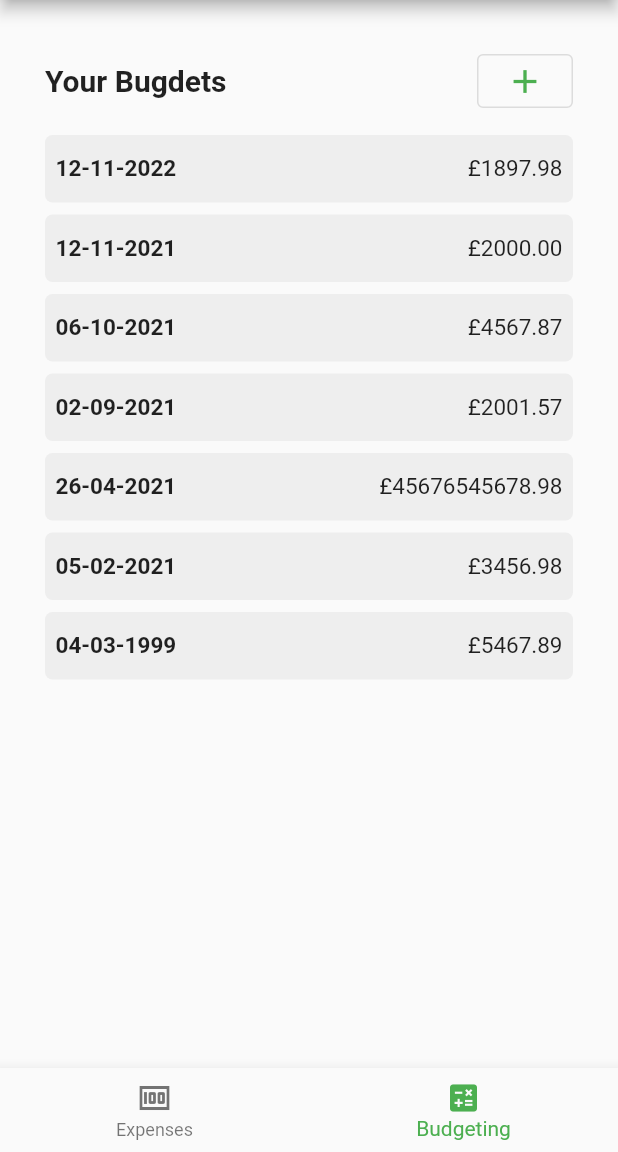
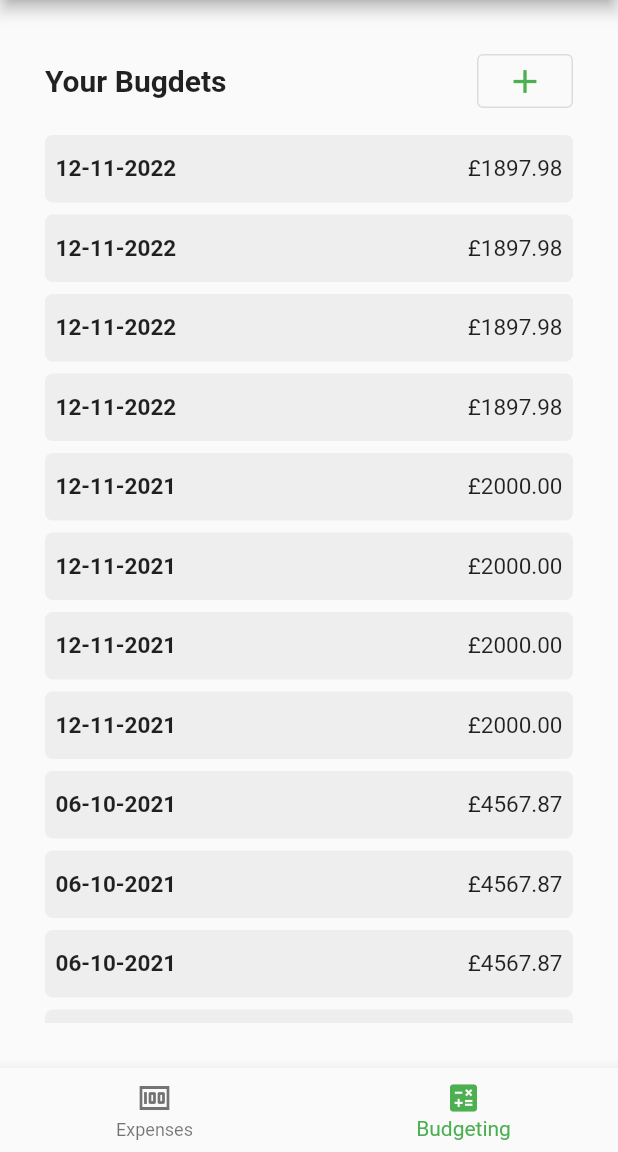
Before and after one commit to lew148/finance_app, a Flutter app: the screen it shows after launch, item 2 of the bottom bar chosen, on a phone screen of 412 x 824 dp, the part 84-1236 px from its top. Run offline on Flutter 3.47's test engine with Material 2 defaults, Android fonts, the phone set to English and light mode, and no system bars; our stand-ins replace get, sqflite; accounts and stored records are empty.

Commit message:
made expenses and budgets scrollable

```diff
--- a/lib/pages/budgeting/budgeting.dart
+++ b/lib/pages/budgeting/budgeting.dart
@@ -19,7 +19,8 @@ class _BudgetingState extends State<Budgeting> {
     await db.openDb();
 
     for (var e in await db.getBudgetEvents()) {
-      budgetEvents.add(BudgetEventDisplay(budgetEvent: e, reloadState: reloadState));
+      budgetEvents
+          .add(BudgetEventDisplay(budgetEvent: e, reloadState: reloadState));
     }
 
     return budgetEvents;
@@ -48,17 +49,18 @@ class _BudgetingState extends State<Budgeting> {
               style: TextStyle(fontWeight: FontWeight.bold, fontSize: 20.0),
             ),
             OutlinedButton(
-                onPressed: () => {},
-                child: const Icon(Icons.add, size: 26.0))
+                onPressed: () => {}, child: const Icon(Icons.add, size: 26.0))
           ]),
           padding: const EdgeInsets.fromLTRB(0, 0, 0, 8.0)),
-          FutureBuilder<List<Widget>>(
+      FutureBuilder<List<Widget>>(
           future: _budgetEvents,
           builder:
               (BuildContext context, AsyncSnapshot<List<Widget>> snapshot) {
             if (snapshot.hasData) {
               if (snapshot.data!.isNotEmpty) {
-                return Column(children: snapshot.data!);
+                return Expanded(
+                    child: SingleChildScrollView(
+                        child: Column(children: snapshot.data!)));
               }
             }
 
--- a/lib/pages/expenses/expenses.dart
+++ b/lib/pages/expenses/expenses.dart
@@ -75,7 +75,9 @@ class _ExpensesState extends State<Expenses> {
               (BuildContext context, AsyncSnapshot<List<Widget>> snapshot) {
             if (snapshot.hasData) {
               if (snapshot.data!.isNotEmpty) {
-                return Column(children: snapshot.data!);
+                return Expanded(
+                    child: SingleChildScrollView(
+                        child: Column(children: snapshot.data!)));
               }
             }
 
--- a/lib/test_data.dart
+++ b/lib/test_data.dart
@@ -10,6 +10,27 @@ class TestData {
       BudgetEvent(id: 4, income: 3456.98, date: DateTime(2021, 2, 5), expensesTotal: 404.76),
       BudgetEvent(id: 5, income: 2001.57, date: DateTime(2021, 9, 2), expensesTotal: 404.76),
       BudgetEvent(id: 6, income: 5467.89, date: DateTime(1999, 3, 4), expensesTotal: 404.76),
+      BudgetEvent(id: 0, income: 2000, date: DateTime(2021, 11, 12), expensesTotal: 404.76),
+      BudgetEvent(id: 1, income: 1897.98, date: DateTime(2022, 11, 12), expensesTotal: 404.76),
+      BudgetEvent(id: 2, income: 4567.87, date: DateTime(2021, 10, 6), expensesTotal: 404.76),
+      BudgetEvent(id: 3, income: 45676545678.98, date: DateTime(2021, 4, 26), expensesTotal: 404.76),
+      BudgetEvent(id: 4, income: 3456.98, date: DateTime(2021, 2, 5), expensesTotal: 404.76),
+      BudgetEvent(id: 5, income: 2001.57, date: DateTime(2021, 9, 2), expensesTotal: 404.76),
+      BudgetEvent(id: 6, income: 5467.89, date: DateTime(1999, 3, 4), expensesTotal: 404.76),
+      BudgetEvent(id: 0, income: 2000, date: DateTime(2021, 11, 12), expensesTotal: 404.76),
+      BudgetEvent(id: 1, income: 1897.98, date: DateTime(2022, 11, 12), expensesTotal: 404.76),
+      BudgetEvent(id: 2, income: 4567.87, date: DateTime(2021, 10, 6), expensesTotal: 404.76),
+      BudgetEvent(id: 3, income: 45676545678.98, date: DateTime(2021, 4, 26), expensesTotal: 404.76),
+      BudgetEvent(id: 4, income: 3456.98, date: DateTime(2021, 2, 5), expensesTotal: 404.76),
+      BudgetEvent(id: 5, income: 2001.57, date: DateTime(2021, 9, 2), expensesTotal: 404.76),
+      BudgetEvent(id: 6, income: 5467.89, date: DateTime(1999, 3, 4), expensesTotal: 404.76),
+      BudgetEvent(id: 0, income: 2000, date: DateTime(2021, 11, 12), expensesTotal: 404.76),
+      BudgetEvent(id: 1, income: 1897.98, date: DateTime(2022, 11, 12), expensesTotal: 404.76),
+      BudgetEvent(id: 2, income: 4567.87, date: DateTime(2021, 10, 6), expensesTotal: 404.76),
+      BudgetEvent(id: 3, income: 45676545678.98, date: DateTime(2021, 4, 26), expensesTotal: 404.76),
+      BudgetEvent(id: 4, income: 3456.98, date: DateTime(2021, 2, 5), expensesTotal: 404.76),
+      BudgetEvent(id: 5, income: 2001.57, date: DateTime(2021, 9, 2), expensesTotal: 404.76),
+      BudgetEvent(id: 6, income: 5467.89, date: DateTime(1999, 3, 4), expensesTotal: 404.76),
     ];
   }
 }
```
